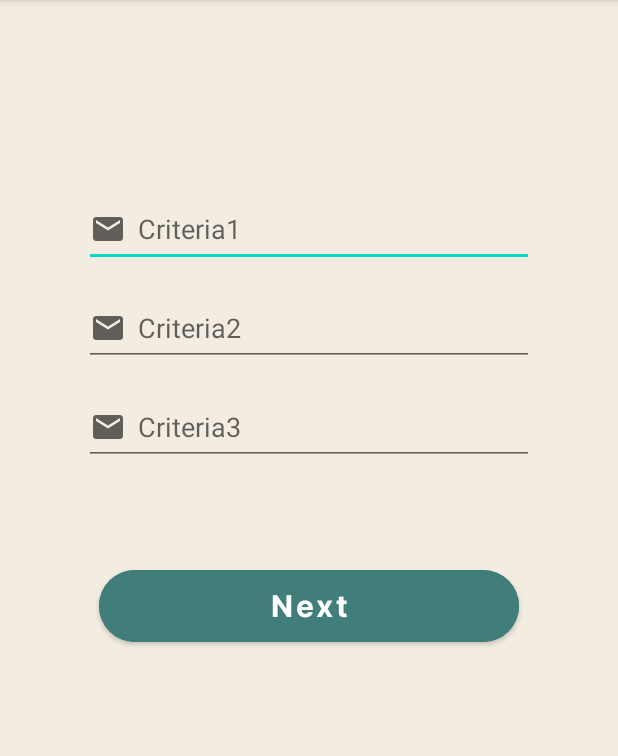
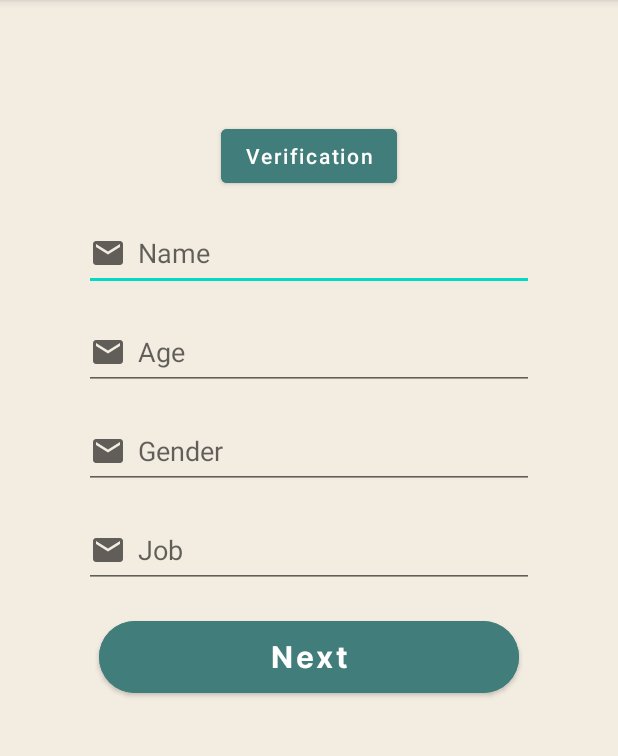
Before and after one commit to bariqwahyu/HealthyPlate, an Android app: the CriteriaActivity screen opened directly, with no data from a screen before it, on a phone screen of 412 x 824 dp, the part 84-840 px from its top. Run offline under Robolectric (Android 15) with nearby library versions, the phone set to English and light mode, and no system bars.

Commit message:
change register and criteria

```diff
--- a/app/src/main/java/com/capstone/healthyplate/ui/history/HistoryFragment.kt
+++ b/app/src/main/java/com/capstone/healthyplate/ui/history/HistoryFragment.kt
@@ -13,8 +13,6 @@ class HistoryFragment : Fragment() {
 
     private var _binding: FragmentHistoryBinding? = null
 
-    // This property is only valid between onCreateView and
-    // onDestroyView.
     private val binding get() = _binding!!
 
     override fun onCreateView(
@@ -22,14 +20,14 @@ class HistoryFragment : Fragment() {
         container: ViewGroup?,
         savedInstanceState: Bundle?
     ): View {
-        val dashboardViewModel =
+        val historyViewModel =
             ViewModelProvider(this).get(HistoryViewModel::class.java)
 
         _binding = FragmentHistoryBinding.inflate(inflater, container, false)
         val root: View = binding.root
 
         val textView: TextView = binding.txtHistory
-        dashboardViewModel.text.observe(viewLifecycleOwner) {
+        historyViewModel.text.observe(viewLifecycleOwner) {
             textView.text = it
         }
         return root
--- a/app/src/main/java/com/capstone/healthyplate/ui/register/RegisterActivity.kt
+++ b/app/src/main/java/com/capstone/healthyplate/ui/register/RegisterActivity.kt
@@ -25,14 +25,10 @@ class RegisterActivity : AppCompatActivity() {
 
     private fun setupAction() {
         binding.btnRegister.setOnClickListener {
-            val name = binding.etNameReg.text.toString()
             val email = binding.etEmailReg.text.toString()
             val password = binding.etPasswordReg.text.toString()
             val confirmPassword = binding.etConfirmPasswordReg.text.toString()
             when {
-                name.isEmpty() -> {
-                    binding.etNameReg.error = "Masukkan email"
-                }
                 email.isEmpty() -> {
                     binding.etEmailReg.error = "Masukkan email"
                 }
--- a/app/src/main/res/layout/activity_criteria.xml
+++ b/app/src/main/res/layout/activity_criteria.xml
@@ -6,45 +6,6 @@
     android:layout_height="match_parent"
     android:background="#F2ECE1"
     tools:context=".CriteriaActivity">
-
-    <EditText
-        android:id="@+id/criteria1"
-        android:layout_width="300dp"
-        android:layout_height="50dp"
-        android:layout_marginTop="64dp"
-        android:drawableStart="@drawable/ic_email_24dp"
-        android:drawablePadding="8dp"
-        android:ems="10"
-        android:hint="Criteria1"
-        app:layout_constraintEnd_toEndOf="parent"
-        app:layout_constraintStart_toStartOf="parent"
-        app:layout_constraintTop_toBottomOf="@+id/imageView2" />
-
-    <EditText
-        android:id="@+id/criteria2"
-        android:layout_width="300dp"
-        android:layout_height="50dp"
-        android:layout_marginTop="16dp"
-        android:drawableStart="@drawable/ic_email_24dp"
-        android:drawablePadding="8dp"
-        android:ems="10"
-        android:hint="Criteria2"
-        app:layout_constraintEnd_toEndOf="@+id/criteria1"
-        app:layout_constraintStart_toStartOf="@+id/criteria1"
-        app:layout_constraintTop_toBottomOf="@+id/criteria1" />
-
-    <EditText
-        android:id="@+id/criteria3"
-        android:layout_width="300dp"
-        android:layout_height="50dp"
-        android:layout_marginTop="16dp"
-        android:drawableStart="@drawable/ic_email_24dp"
-        android:drawablePadding="8dp"
-        android:ems="10"
-        android:hint="Criteria3"
-        app:layout_constraintEnd_toEndOf="@+id/criteria2"
-        app:layout_constraintStart_toStartOf="@+id/criteria2"
-        app:layout_constraintTop_toBottomOf="@+id/criteria2" />
 
     <ImageView
         android:id="@+id/imageView2"
@@ -57,17 +18,82 @@
         tools:srcCompat="@tools:sample/avatars" />
 
     <Button
+        android:id="@+id/btn_verification"
+        android:layout_width="wrap_content"
+        android:layout_height="wrap_content"
+        android:layout_marginTop="16dp"
+        android:backgroundTint="@color/green1"
+        android:text="Verification"
+        android:textAllCaps="false"
+        app:layout_constraintEnd_toEndOf="parent"
+        app:layout_constraintStart_toStartOf="parent"
+        app:layout_constraintTop_toBottomOf="@+id/imageView2" />
+
+    <EditText
+        android:id="@+id/et_nameCr"
+        android:layout_width="300dp"
+        android:layout_height="50dp"
+        android:layout_marginTop="16dp"
+        android:drawableStart="@drawable/ic_email_24dp"
+        android:drawablePadding="8dp"
+        android:ems="10"
+        android:hint="@string/name"
+        app:layout_constraintEnd_toEndOf="parent"
+        app:layout_constraintStart_toStartOf="parent"
+        app:layout_constraintTop_toBottomOf="@+id/btn_verification" />
+
+    <EditText
+        android:id="@+id/et_ageCr"
+        android:layout_width="300dp"
+        android:layout_height="50dp"
+        android:layout_marginTop="16dp"
+        android:drawableStart="@drawable/ic_email_24dp"
+        android:drawablePadding="8dp"
+        android:ems="10"
+        android:hint="@string/age"
+        app:layout_constraintEnd_toEndOf="@+id/et_nameCr"
+        app:layout_constraintStart_toStartOf="@+id/et_nameCr"
+        app:layout_constraintTop_toBottomOf="@+id/et_nameCr" />
+
+    <EditText
+        android:id="@+id/et_genderCr"
+        android:layout_width="300dp"
+        android:layout_height="50dp"
+        android:layout_marginTop="16dp"
+        android:drawableStart="@drawable/ic_email_24dp"
+        android:drawablePadding="8dp"
+        android:ems="10"
+        android:hint="@string/gender"
+        app:layout_constraintEnd_toEndOf="@+id/et_ageCr"
+        app:layout_constraintStart_toStartOf="@+id/et_ageCr"
+        app:layout_constraintTop_toBottomOf="@+id/et_ageCr" />
+
+    <EditText
+        android:id="@+id/et_jobCr"
+        android:layout_width="300dp"
+        android:layout_height="50dp"
+        android:layout_marginTop="16dp"
+        android:drawableStart="@drawable/ic_email_24dp"
+        android:drawablePadding="8dp"
+        android:ems="10"
+        android:hint="@string/job"
+        app:layout_constraintEnd_toEndOf="@+id/et_ageCr"
+        app:layout_constraintHorizontal_bias="0.0"
+        app:layout_constraintStart_toStartOf="@+id/et_ageCr"
+        app:layout_constraintTop_toBottomOf="@+id/et_genderCr" />
+
+    <Button
         android:id="@+id/btn_next"
         android:layout_width="280dp"
         android:layout_height="60dp"
-        android:layout_marginTop="64dp"
+        android:layout_marginTop="16dp"
         android:backgroundTint="@color/green1"
         android:fontFamily="@font/inter_bold"
         android:text="Next"
         android:textAllCaps="false"
         android:textSize="20sp"
         app:cornerRadius="30dp"
-        app:layout_constraintEnd_toEndOf="@+id/criteria3"
-        app:layout_constraintStart_toStartOf="@+id/criteria3"
-        app:layout_constraintTop_toBottomOf="@+id/criteria3" />
+        app:layout_constraintEnd_toEndOf="@+id/et_genderCr"
+        app:layout_constraintStart_toStartOf="@+id/et_genderCr"
+        app:layout_constraintTop_toBottomOf="@+id/et_jobCr" />
 </androidx.constraintlayout.widget.ConstraintLayout>
--- a/app/src/main/res/values/strings.xml
+++ b/app/src/main/res/values/strings.xml
@@ -8,6 +8,9 @@
     <string name="email">Email</string>
     <string name="password">Password</string>
     <string name="name">Name</string>
+    <string name="age">Age</string>
+    <string name="gender">Gender</string>
+    <string name="job">Job</string>
     <string name="confirm_password">Confirm Password</string>
     <string name="have_an_account">Have an Account?</string>
     <string name="register">Register</string>
@@ -21,4 +24,8 @@
     <string name="logout">Logout</string>
     <string name="google_signIn">Sign in with Google</string>
     <string name="google_signUp">Sign up with Google</string>
+    <string name="name_account">Name : $s</string>
+    <string name="email_account">Email : $s</string>
+    <string name="age_account">Age : $d</string>
+    <string name="job_account">Job : $s</string>
 </resources>
```
Also changed, not shown: app/src/main/java/com/capstone/healthyplate/model/Users.kt (added, +10 -0 lines), app/src/main/java/com/capstone/healthyplate/ui/account/AccountFragment.kt (+3 -5 lines), app/src/main/res/layout/activity_register.xml (+7 -18 lines), app/src/main/res/layout/fragment_account.xml (+45 -11 lines).
